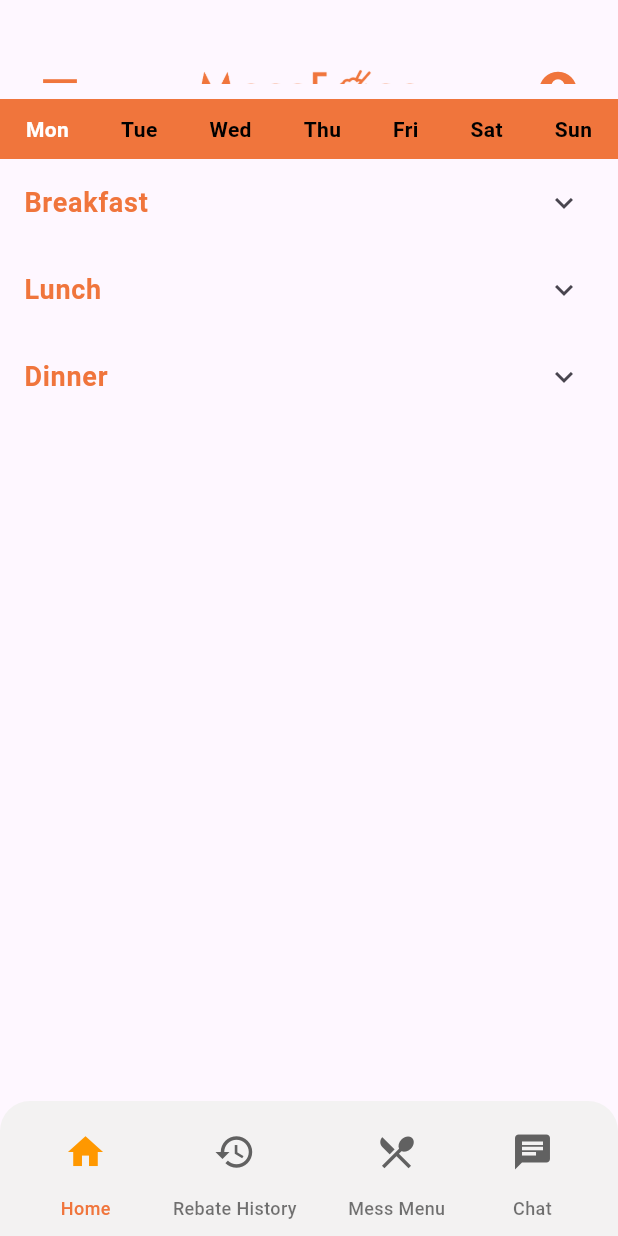
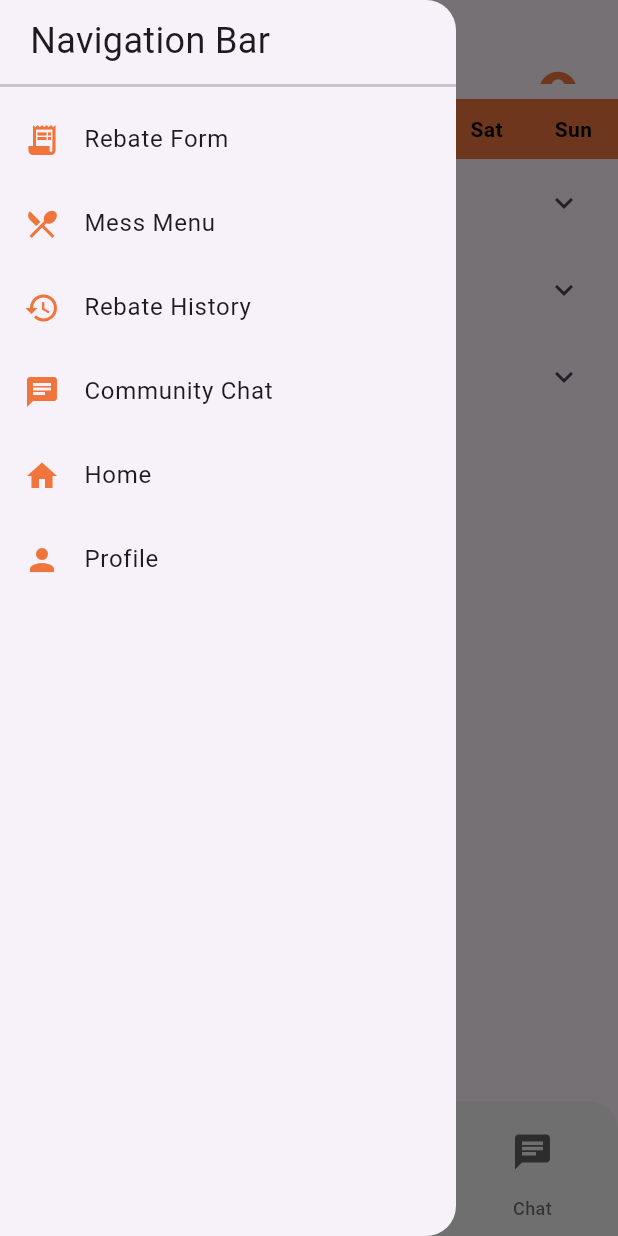
Before and after one commit to tarushi2309/MessEase, a Flutter app: the MessMenuScreen screen opened directly, in the side drawer, after a tap on "Home", on a phone screen of 412 x 824 dp. Run offline on Flutter 3.47's test engine with Material 3 defaults, Android fonts, the phone set to English and light mode, and no system bars; our stand-ins replace cloud_firestore, firebase_auth, firebase_core, flutter_svg, image_picker; accounts and stored records are empty.

Commit message:
Update navbar.dart

```diff
--- a/flutter_application_1/lib/components/navbar.dart
+++ b/flutter_application_1/lib/components/navbar.dart
@@ -1,75 +1,86 @@
 import 'package:flutter/material.dart';
+import '../pages/profile.dart';
+import '../pages/signup.dart';
+import '../pages/messmenu.dart';
+// import '../pages/RebateForm.dart';
+import '../pages/rebate_history.dart';
+import '../pages/home.dart';
 
 class Navbar extends StatelessWidget {
-  const Navbar({super.key});
+  const Navbar({Key? key}) : super(key: key);
 
   @override
   Widget build(BuildContext context) {
-    return Drawer(
+    final double statusBarHeight = MediaQuery.of(context).padding.top;
+
+    return ClipRRect(
+      borderRadius: const BorderRadius.only(
+        topRight: Radius.circular(20),
+        bottomRight: Radius.circular(20),
+      ),
+      child: Drawer(
         child: Column(
-        children: <Widget>[
-          // Drawer Header with Reduced Width
-          Container(
-            width: double.infinity,
-            padding: EdgeInsets.symmetric(vertical: 30, horizontal: 16), // Reduced padding
-            color: Color(0xFFF0753C), // Orange header
+          children: [
+            SizedBox(height: statusBarHeight),
+            const Padding(
+              padding: EdgeInsets.fromLTRB(20, 10, 5, 5),
+              child: Align(
                 alignment: Alignment.centerLeft,
                 child: Text(
-              'MessEase',
-              style: TextStyle(color: Colors.white, fontSize: 22, fontWeight: FontWeight.bold),
+                  'Navigation Bar',
+                  style: TextStyle(fontSize: 24, fontWeight: FontWeight.w400),
                 ),
               ),
-          // Menu Items
+            ),
+            const Divider(thickness: 2),
             Expanded(
               child: ListView(
-              padding: EdgeInsets.zero,
-              children: <Widget>[
-                ListTile(
-                  leading: Icon(Icons.home),
-                  title: Text('Home'),
-                  onTap: () {
-                    Navigator.pushReplacementNamed(context, '/home');
-                  },
+                children: [
+                  _buildDrawerItem(Icons.receipt_long, 'Rebate Form', () {
+                    // Navigator.push(
+                    //   context,
+                    //   MaterialPageRoute(builder: (context) => RebateFormPage()),
+                    // );
+                  }),
+                  _buildDrawerItem(Icons.restaurant_menu, 'Mess Menu', () {
+                    Navigator.push(
+                      context,
+                      MaterialPageRoute(builder: (context) => MessMenuScreen()),
+                    );
+                  }),
+                  _buildDrawerItem(Icons.history, 'Rebate History', () {
+                    Navigator.push(
+                      context,
+                      MaterialPageRoute(builder: (context) => RebateHistoryScreen()),
+                    );
+                  }),
+                  _buildDrawerItem(Icons.chat, 'Community Chat', () {}),
+                  _buildDrawerItem(Icons.home, 'Home', () {
+                    Navigator.push(
+                      context,
+                      MaterialPageRoute(builder: (context) => HomeScreen()),
+                    );
+                  }),
+                  _buildDrawerItem(Icons.person, 'Profile', () {
+                    Navigator.push(
+                      context,
+                      MaterialPageRoute(builder: (context) => ProfileScreen()),
+                    );
+                  }),
+                ],
               ),
-                ListTile(
-                  leading: Icon(Icons.history),
-                  title: Text('Rebate History'),
-                  onTap: () {
-                    Navigator.pushReplacementNamed(context, '/rebate-history');
-                  },
-                ),
-                ListTile(
-                  leading: Icon(Icons.menu_book),
-                  title: Text('Mess Menu'),
-                  onTap: () {
-                    Navigator.pushReplacementNamed(context, '/mess-menu');
-                  },
-                ),
-                ListTile(
-                  leading: Icon(Icons.chat),
-                  title: Text('Mess Community'),
-                  onTap: () {
-                    Navigator.pop(context);
-                  },
             ),
           ],
         ),
       ),
-          // Logout Button at Bottom
-          ListTile(
-            leading: Icon(Icons.logout, color: Colors.red),
-            title: Text(
-              'Logout',
-              style: TextStyle(color: Colors.red, fontWeight: FontWeight.bold),
-            ),
-            onTap: () {
-              // Implement logout functionality
-              Navigator.pop(context);
-            },
-          ),
-          SizedBox(height: 20), // Extra space at bottom
-        ],
-      ),
+    );
+  }
+
+  Widget _buildDrawerItem(IconData icon, String title, VoidCallback onTap) {
+    return ListTile(
+      leading: Icon(icon, color: const Color(0xFFF0753C)),
+      title: Text(title, style: const TextStyle(fontSize: 16)),
+      onTap: onTap,
     );
   }
 }
```
Lines whose indentation alone changed are shown as unchanged.
